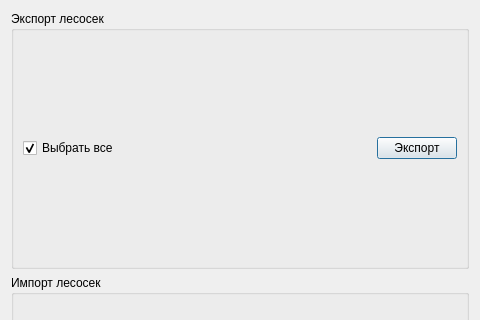
The window that ui/ExportImportCuttingAreas.ui (daniluuuuuuuk/daniluuuuuuuk.github.io) describes before a commit, drawn with Qt 5; both pictures show x 0 to 480 and y 0 to 320 of the 480 by 544 pixel window.
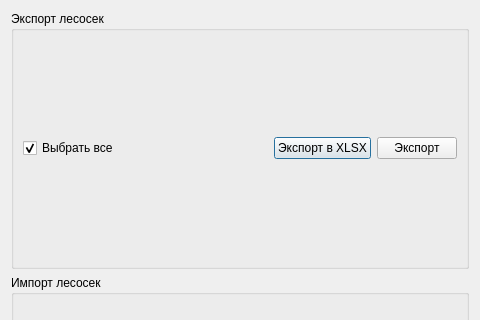
The same window after the commit.

Commit message: Add feature — Добавлен экспорт в XLSX

```diff
--- a/ui/ExportImportCuttingAreas.ui
+++ b/ui/ExportImportCuttingAreas.ui
@@ -35,6 +35,26 @@
           </property>
          </widget>
         </item>
+        <item>
+         <spacer name="horizontalSpacer">
+          <property name="orientation">
+           <enum>Qt::Horizontal</enum>
+          </property>
+          <property name="sizeHint" stdset="0">
+           <size>
+            <width>40</width>
+            <height>20</height>
+           </size>
+          </property>
+         </spacer>
+        </item>
+        <item alignment="Qt::AlignRight">
+         <widget class="QPushButton" name="pushButton_3">
+          <property name="text">
+           <string>Экспорт в XLSX</string>
+          </property>
+         </widget>
+        </item>
         <item alignment="Qt::AlignRight">
          <widget class="QPushButton" name="pushButton_2">
           <property name="text">
```
The commit also changes 4 other files.
